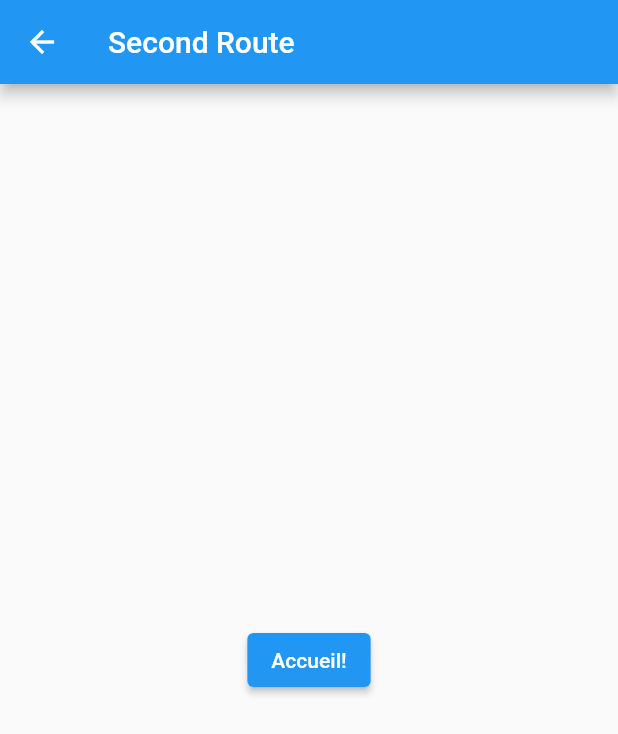
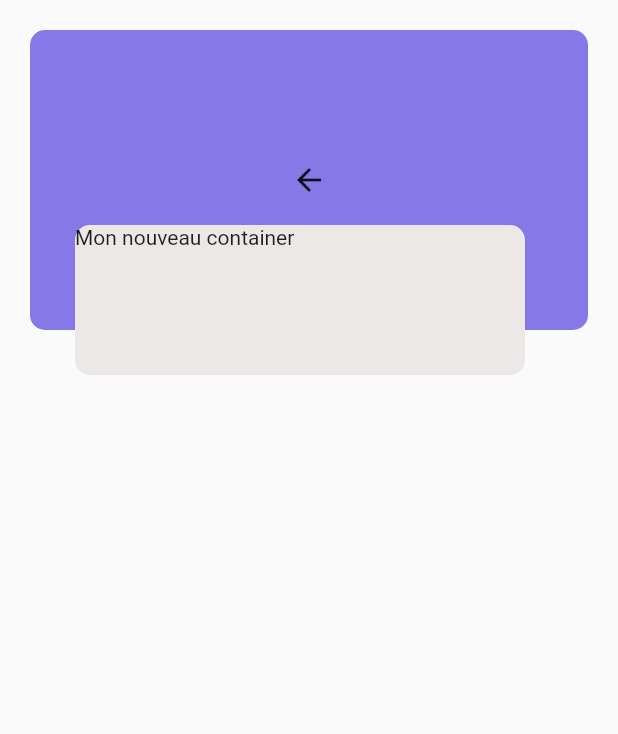
Before and after one commit to madydoucoure13/quiz_master, a Flutter app: the ProfilUtilisateur screen opened directly, on a phone screen of 412 x 824 dp. Shown: the top 734 px of the screen. Run offline on Flutter 3.47's test engine with Material 2 defaults, Android fonts, the light colour scheme and no system bars; our stand-ins replace device_preview.

Commit message:
Page profil en cours

```diff
--- a/lib/profil_utilisateur.dart
+++ b/lib/profil_utilisateur.dart
@@ -1,4 +1,3 @@
-
 import 'package:flutter/material.dart';
 
 class ProfilUtilisateur extends StatelessWidget {
@@ -7,16 +6,35 @@ class ProfilUtilisateur extends StatelessWidget {
   @override
   Widget build(BuildContext context) {
     return Scaffold(
-      appBar: AppBar(
-        title: const Text('Second Route'),
-      ),
-      body: Center(
-        child: ElevatedButton(
-            onPressed: () {
-              Navigator.pop(context);
-            },
-          child: const Text('Accueil!'),
-        ),
+      // appBar: AppBar(),
+      body: Stack(
+        children: [
+          // Le premier container
+          Container(
+            height: 200,
+            width: 500,
+            margin: const EdgeInsets.only(top: 20, left: 20, right: 20),
+            decoration: BoxDecoration(
+              color: Color.fromARGB(255, 135, 120, 231),
+              borderRadius: BorderRadius.circular(10),
+            ),
+            child: IconButton(
+              icon: const Icon(Icons.arrow_back),
+              onPressed: () => Navigator.pop(context),
+            ),
+          ),
+          // Le deuxième container
+          Container(
+            height: 100,
+            width: 300,
+            margin: const EdgeInsets.only(top: 150, left: 50),
+            decoration: BoxDecoration(
+              color: Color.fromARGB(255, 236, 232, 232),
+              borderRadius: BorderRadius.circular(10),
+            ),
+            child: const Text('Mon nouveau container'),
+          )
+        ],
       ),
     );
   }
```
